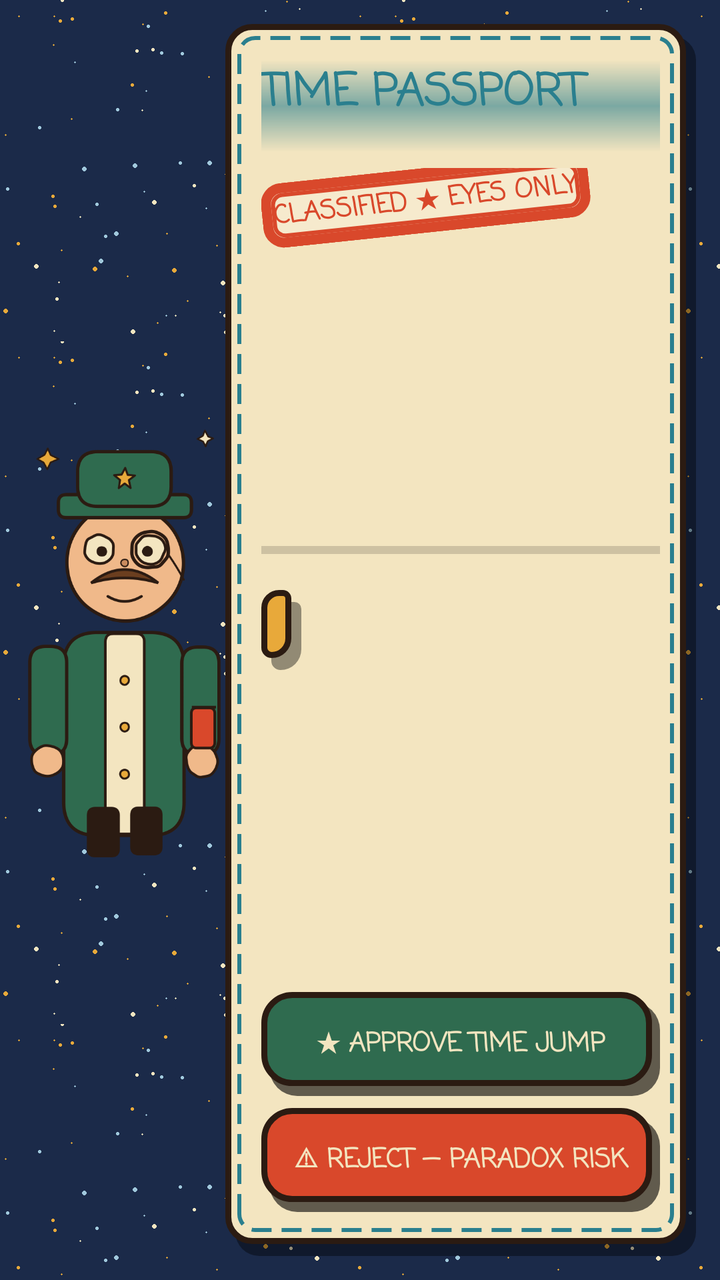
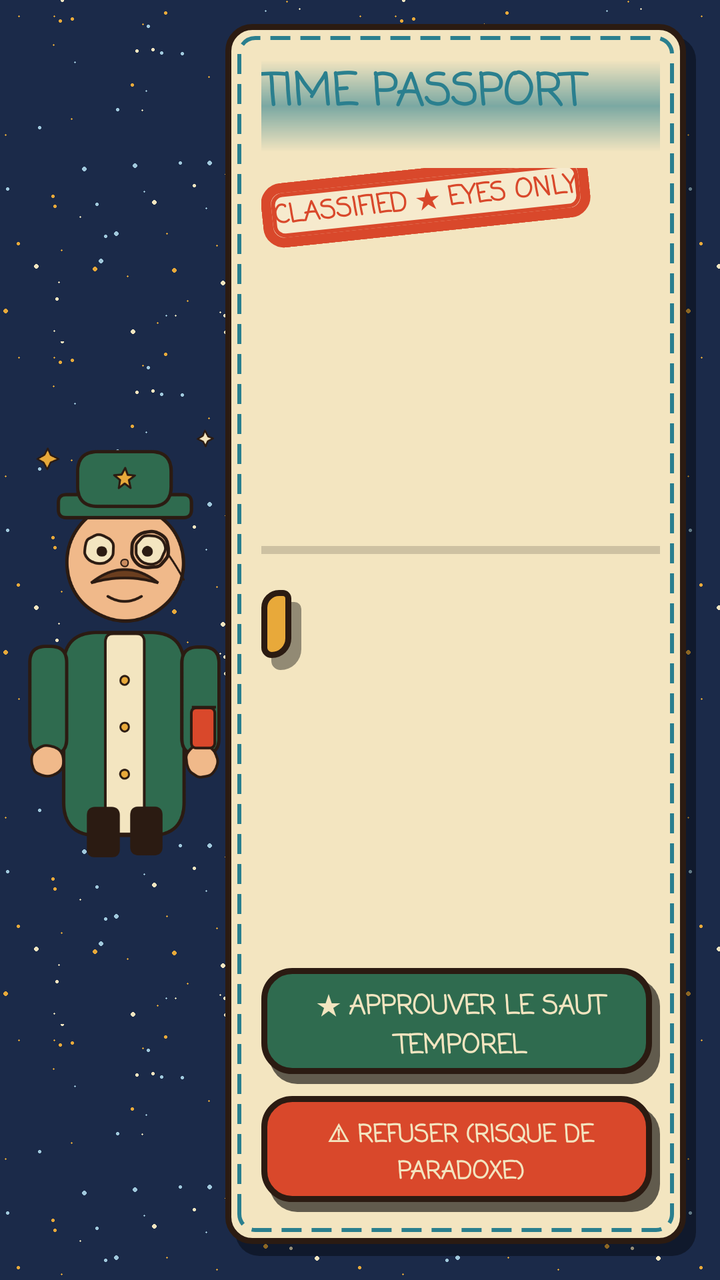

An Android layout rendered at two revisions. The XML below is the earlier revision; the diff shows what the commit changed to produce the second picture.
<!-- AndroidManifest.xml: application theme android:Theme.Material.Light.NoActionBar -->
<!-- res/layout/activity_verification.xml -->
<?xml version="1.0" encoding="utf-8"?>
<LinearLayout xmlns:android="http://schemas.android.com/apk/res/android"
    android:id="@+id/root_verif_ca"
    android:layout_width="match_parent" android:layout_height="match_parent"
    android:orientation="horizontal"
    android:weightSum="1"
    android:padding="12dp"
    android:background="@drawable/bg_night">

    <ImageView
        android:id="@+id/img_passeport_ca"
        android:layout_width="0dp" android:layout_height="match_parent"
        android:layout_weight="0.3"
        android:scaleType="fitCenter"
        android:src="@drawable/art_officer"/>

    <RelativeLayout
        android:id="@+id/rl_dossier_ca"
        android:layout_width="0dp" android:layout_height="match_parent"
        android:layout_weight="0.7"
        android:background="@drawable/bg_passport"
        android:padding="18dp">

        <TextView
            android:id="@+id/tv_entete_ca"
            android:layout_width="match_parent" android:layout_height="wrap_content"
            android:layout_alignParentTop="true"
            android:fontFamily="casual" android:text="TIME PASSPORT"
            android:textSize="22sp" android:textStyle="bold" android:textColor="@color/teal"/>

        <TextView
            android:id="@+id/tv_numero_ca"
            android:layout_width="match_parent" android:layout_height="wrap_content"
            android:layout_below="@id/tv_entete_ca"
            android:fontFamily="serif-monospace" android:textSize="11sp" android:textColor="@color/ink"/>

        <Button
            android:id="@+id/btn_refuser_ca"
            android:layout_width="match_parent" android:layout_height="52dp"
            android:layout_alignParentBottom="true" android:layout_marginBottom="4dp"
            android:fontFamily="casual" android:text="⚠ REJECT — PARADOX RISK"
            android:background="@drawable/bg_button_refuse" android:stateListAnimator="@null"
            android:textColor="@color/cream" android:textStyle="bold"
            android:textAllCaps="false" android:textSize="13sp"/>

        <Button
            android:id="@+id/btn_approuver_ca"
            android:layout_width="match_parent" android:layout_height="52dp"
            android:layout_above="@id/btn_refuser_ca" android:layout_marginBottom="6dp"
            android:fontFamily="casual" android:text="★ APPROVE TIME JUMP"
            android:background="@drawable/bg_button_approve" android:stateListAnimator="@null"
            android:textColor="@color/cream" android:textStyle="bold"
            android:textAllCaps="false" android:textSize="13sp"/>

        <ScrollView
            android:id="@+id/sv_dossier_ca"
            android:layout_width="match_parent" android:layout_height="match_parent"
            android:layout_below="@id/tv_numero_ca" android:layout_above="@id/btn_approuver_ca"
            android:layout_marginTop="8dp" android:layout_marginBottom="6dp"
            android:scrollbars="none">
            <LinearLayout
                android:layout_width="match_parent" android:layout_height="wrap_content"
                android:orientation="vertical">

                <TextView
                    android:id="@+id/tv_classifie_ca"
                    android:layout_width="wrap_content" android:layout_height="wrap_content"
                    android:padding="6dp" android:rotation="-6"
                    android:background="@drawable/bg_stamp_red"
                    android:fontFamily="casual" android:text="CLASSIFIED ★ EYES ONLY"
                    android:textSize="13sp" android:textStyle="bold" android:textColor="@color/red"/>

                <TextView
                    android:id="@+id/tv_nom_ca"
                    android:layout_width="match_parent" android:layout_height="wrap_content"
                    android:layout_marginTop="12dp"
                    android:fontFamily="serif-monospace" android:textSize="15sp" android:textStyle="bold"
                    android:textColor="@color/ink"/>

                <TextView
                    android:id="@+id/tv_age_ca"
                    android:layout_width="match_parent" android:layout_height="wrap_content"
                    android:layout_marginTop="6dp"
                    android:fontFamily="serif-monospace" android:textSize="14sp" android:textColor="@color/ink"/>

                <TextView
                    android:id="@+id/tv_annees_ca"
                    android:layout_width="match_parent" android:layout_height="wrap_content"
                    android:layout_marginTop="6dp"
                    android:fontFamily="serif-monospace" android:textSize="14sp" android:textColor="@color/ink"/>

                <TextView
                    android:id="@+id/tv_dest_ca"
                    android:layout_width="match_parent" android:layout_height="wrap_content"
                    android:layout_marginTop="6dp"
                    android:fontFamily="serif-monospace" android:textSize="14sp" android:textColor="@color/ink"/>

                <TextView
                    android:id="@+id/tv_motif_ca"
                    android:layout_width="match_parent" android:layout_height="wrap_content"
                    android:layout_marginTop="6dp"
                    android:fontFamily="serif-monospace" android:textSize="14sp" android:textColor="@color/ink"/>

                <TextView
                    android:id="@+id/tv_risque_ca"
                    android:layout_width="match_parent" android:layout_height="wrap_content"
                    android:layout_marginTop="12dp"
                    android:fontFamily="casual" android:textSize="15sp" android:textStyle="bold"
                    android:textColor="@color/red"/>

                <ProgressBar
                    android:id="@+id/pb_risque_ca"
                    style="?android:attr/progressBarStyleHorizontal"
                    android:layout_width="match_parent" android:layout_height="wrap_content"
                    android:max="100"/>

                <TextView
                    android:id="@+id/tv_statut_ca"
                    android:layout_width="wrap_content" android:layout_height="wrap_content"
                    android:layout_marginTop="12dp" android:layout_marginBottom="8dp"
                    android:padding="10dp" android:background="@drawable/bg_chip"
                    android:fontFamily="casual" android:textStyle="bold" android:textSize="13sp"
                    android:textColor="@color/ink"/>
            </LinearLayout>
        </ScrollView>

        
        <View
            android:id="@+id/v_scan_ca"
            android:layout_width="match_parent" android:layout_height="46dp"
            android:background="@drawable/bg_scan"/>
    </RelativeLayout>
</LinearLayout>
<!-- resources referenced by this layout -->
<resources>
  <color name="cream">#F3E5C0</color>
  <color name="ink">#2B1B12</color>
  <color name="red">#D9482B</color>
  <color name="teal">#2A7F8E</color>
  <!-- drawable bg_chip (drawable) -->
  <?xml version="1.0" encoding="utf-8"?>
  <layer-list xmlns:android="http://schemas.android.com/apk/res/android">
      <item android:left="5dp" android:top="6dp"><shape android:shape="rectangle"><solid android:color="#66000000"/>
          <corners android:topLeftRadius="16dp" android:topRightRadius="6dp" android:bottomRightRadius="18dp" android:bottomLeftRadius="8dp"/></shape></item>
      <item android:right="5dp" android:bottom="6dp"><shape android:shape="rectangle"><solid android:color="@color/mustard"/>
          <stroke android:width="3dp" android:color="@color/ink"/>
          <corners android:topLeftRadius="16dp" android:topRightRadius="6dp" android:bottomRightRadius="18dp" android:bottomLeftRadius="8dp"/></shape></item>
  </layer-list>
  <!-- drawable bg_night (drawable) -->
  <?xml version="1.0" encoding="utf-8"?>
  <bitmap xmlns:android="http://schemas.android.com/apk/res/android" android:src="@drawable/tex_stars" android:tileMode="repeat"/>
  <!-- drawable bg_passport (drawable) -->
  <?xml version="1.0" encoding="utf-8"?>
  <layer-list xmlns:android="http://schemas.android.com/apk/res/android">
      <item android:left="5dp" android:top="6dp"><shape android:shape="rectangle"><solid android:color="#66000000"/><corners android:radius="12dp"/></shape></item>
      <item android:right="5dp" android:bottom="6dp"><shape android:shape="rectangle"><solid android:color="@color/cream"/>
          <stroke android:width="3dp" android:color="@color/ink"/><corners android:radius="12dp"/></shape></item>
      <item android:right="11dp" android:bottom="12dp" android:left="6dp" android:top="6dp"><shape android:shape="rectangle"><solid android:color="#00000000"/>
          <stroke android:width="2dp" android:color="@color/teal" android:dashWidth="10dp" android:dashGap="5dp"/><corners android:radius="8dp"/></shape></item>
  </layer-list>
  <!-- drawable bg_scan (drawable) -->
  <?xml version="1.0" encoding="utf-8"?>
  <shape xmlns:android="http://schemas.android.com/apk/res/android" android:shape="rectangle">
      <gradient android:angle="270" android:startColor="#00FFFFFF" android:centerColor="#992A7F8E" android:endColor="#00FFFFFF"/>
  </shape>
  <!-- drawable bg_stamp_red (drawable) -->
  <?xml version="1.0" encoding="utf-8"?>
  <layer-list xmlns:android="http://schemas.android.com/apk/res/android">
      <item><shape android:shape="rectangle"><solid android:color="#33FFFFFF"/><stroke android:width="5dp" android:color="@color/red"/><corners android:radius="8dp"/></shape></item>
      <item android:left="5dp" android:top="5dp" android:right="5dp" android:bottom="5dp"><shape android:shape="rectangle"><solid android:color="#00000000"/><stroke android:width="2dp" android:color="@color/red"/><corners android:radius="5dp"/></shape></item>
  </layer-list>
  <color name="green">#2F6B4F</color>
  <color name="mustard">#E8A93A</color>
  <!-- unchanged entries left out for length: 4 -->
</resources>

<!-- the commit's change to res/layout/activity_verification.xml (unified diff, before → after) -->
@@ -36,18 +36,18 @@
 
         <Button
             android:id="@+id/btn_refuser_ca"
-            android:layout_width="match_parent" android:layout_height="52dp"
+            android:layout_width="match_parent" android:layout_height="58dp"
             android:layout_alignParentBottom="true" android:layout_marginBottom="4dp"
-            android:fontFamily="casual" android:text="⚠ REJECT — PARADOX RISK"
+            android:fontFamily="casual" android:text="⚠ REFUSER (RISQUE DE PARADOXE)"
             android:background="@drawable/bg_button_refuse" android:stateListAnimator="@null"
             android:textColor="@color/cream" android:textStyle="bold"
-            android:textAllCaps="false" android:textSize="13sp"/>
+            android:textAllCaps="false" android:textSize="12sp"/>
 
         <Button
             android:id="@+id/btn_approuver_ca"
-            android:layout_width="match_parent" android:layout_height="52dp"
+            android:layout_width="match_parent" android:layout_height="58dp"
             android:layout_above="@id/btn_refuser_ca" android:layout_marginBottom="6dp"
-            android:fontFamily="casual" android:text="★ APPROVE TIME JUMP"
+            android:fontFamily="casual" android:text="★ APPROUVER LE SAUT TEMPOREL"
             android:background="@drawable/bg_button_approve" android:stateListAnimator="@null"
             android:textColor="@color/cream" android:textStyle="bold"
             android:textAllCaps="false" android:textSize="13sp"/>
